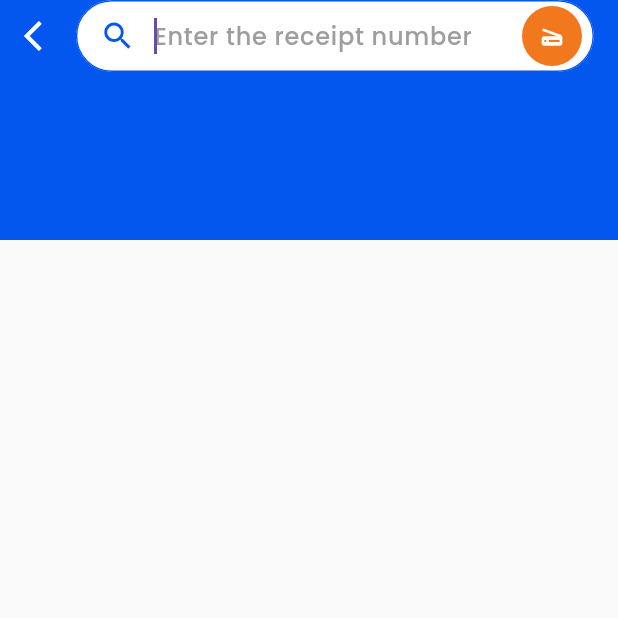
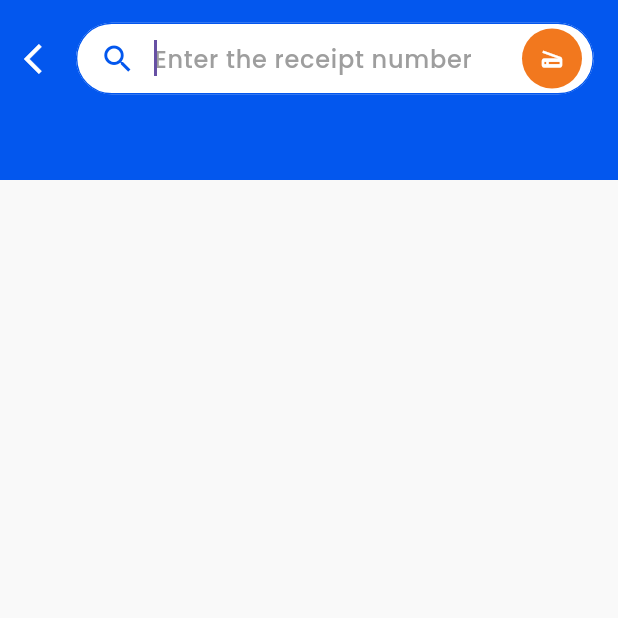
Before and after one commit to hiimax/moniepoint_challenge, a Flutter app: the screen it shows after launch, after a tap on "Enter the receipt number", on a phone screen of 412 x 824 dp, the top half of it. Run offline on Flutter 3.47's test engine with Material 3 defaults, Android fonts, the phone set to English and light mode, and no system bars; our stand-ins replace flutter_staggered_animations, hive; accounts and stored records are empty.

Commit message:
shipment and home screen perfected

```diff
--- a/lib/data/model/shipment_model.dart
+++ b/lib/data/model/shipment_model.dart
@@ -1,12 +1,12 @@
 class ShipmentModel {
   String name;
-  String ID;
+  String id;
   String sendindLocation;
   String deliveryLocation;
 
   ShipmentModel({
     required this.name,
-    required this.ID,
+    required this.id,
     required this.sendindLocation,
     required this.deliveryLocation,
   });
--- a/lib/data/provider/test_provider.dart
+++ b/lib/data/provider/test_provider.dart
@@ -14,67 +14,67 @@ class TestProvider extends ChangeNotifier {
 
   final List<ShipmentModel> _list = [
     ShipmentModel(
-        ID: '#NE3452792H9902',
+        id: '#NE3452792H9902',
         name: ' Mackbook pro M2',
         sendindLocation: 'Barcelona',
         deliveryLocation: 'Paris'),
     ShipmentModel(
-        ID: '#NE3462792H9943',
+        id: '#NE3462792H9943',
         name: ' Mackbook pro M1',
         sendindLocation: 'Nigeria',
         deliveryLocation: 'Barcelona'),
     ShipmentModel(
-        ID: '#NE3472792G9964',
+        id: '#NE3472792G9964',
         name: ' Summer linen jacket',
         sendindLocation: 'UAE',
         deliveryLocation: 'Abuja'),
     ShipmentModel(
-        ID: '#NE3452792Y9902',
+        id: '#NE3452792Y9902',
         name: ' Tapered-fit jeans AW',
         sendindLocation: 'Canada',
         deliveryLocation: 'Lagos'),
     ShipmentModel(
-        ID: '#NE3452792J9902',
+        id: '#NE3452792J9902',
         name: ' Slim fit jeans Aw',
         sendindLocation: 'China',
         deliveryLocation: 'Ghana'),
     ShipmentModel(
-        ID: '#NE3472792M9902',
+        id: '#NE3472792M9902',
         name: ' Office setup desk',
         sendindLocation: 'Singapore',
         deliveryLocation: 'Enugu'),
     ShipmentModel(
-        ID: '#NE3472792S9902',
+        id: '#NE3472792S9902',
         name: ' Mackbook air',
         sendindLocation: 'Israel',
         deliveryLocation: 'Paris'),
     ShipmentModel(
-        ID: '#NE3482792X9902',
+        id: '#NE3482792X9902',
         name: ' Mackbook tablet',
         sendindLocation: 'Dubai',
         deliveryLocation: 'Nigeria'),
     ShipmentModel(
-        ID: '#NE3452792L9902',
+        id: '#NE3452792L9902',
         name: ' Apple watch',
         sendindLocation: 'Russia',
         deliveryLocation: 'Kenya'),
     ShipmentModel(
-        ID: '#NE3492792J9902',
+        id: '#NE3492792J9902',
         name: ' Jordan airforce 1',
         sendindLocation: 'Spain',
         deliveryLocation: 'Germany'),
     ShipmentModel(
-        ID: '#NE3402792S9902',
+        id: '#NE3402792S9902',
         name: ' Slippers',
         sendindLocation: 'America',
         deliveryLocation: 'Paris'),
     ShipmentModel(
-        ID: '#NE3442792D9902',
+        id: '#NE3442792D9902',
         name: ' Gaming chair',
         sendindLocation: 'Texas',
         deliveryLocation: 'China'),
     ShipmentModel(
-        ID: '#NE3432792T9902',
+        id: '#NE3432792T9902',
         name: ' Gaming mouse',
         sendindLocation: 'Silicon valley',
         deliveryLocation: 'Texas'),
@@ -91,7 +91,7 @@ class TestProvider extends ChangeNotifier {
     } else {
       _searchList = _list
           .where((element) =>
-              element.ID.toLowerCase().contains(value.toLowerCase()))
+              element.id.toLowerCase().contains(value.toLowerCase()))
           .toList();
     }
     notifyListeners();
--- a/lib/res/import/import.dart
+++ b/lib/res/import/import.dart
@@ -7,6 +7,7 @@ export 'dart:ui' show ImageFilter;
 export 'package:flutter/foundation.dart';
 export 'package:flutter/material.dart';
 export 'package:flutter/services.dart';
+export 'package:flutter_staggered_animations/flutter_staggered_animations.dart';
 export 'package:hive/hive.dart';
 export 'package:moniepoint_challenge/res/theme/theme.dart';
 export 'package:moniepoint_challenge/view/screens/calculate/calculate.dart';
--- a/lib/view/screens/home/home.dart
+++ b/lib/view/screens/home/home.dart
@@ -55,8 +55,8 @@ class _HomeScreenState extends State<HomeScreen> with TickerProviderStateMixin {
           SlideTransition(
             position: _voffsetAnimation,
             child: Container(
-              height: 200,
-              padding: const EdgeInsets.symmetric(horizontal: 16),
+              height: 170,
+              padding: const EdgeInsets.symmetric(horizontal: 16, vertical: 10),
               color: moniepointPrimaryColor,
               child: SafeArea(
                 child: Column(
@@ -345,13 +345,28 @@ class _HomeScreenState extends State<HomeScreen> with TickerProviderStateMixin {
             padding: const EdgeInsets.symmetric(horizontal: 16.0),
             child: SizedBox(
               height: 180,
-              child: ListView.builder(
-                itemCount: 5,
-                clipBehavior: Clip.none,
-                scrollDirection: Axis.horizontal,
-                itemBuilder: (BuildContext context, int index) {
-                  return const HorizontalCard();
-                },
+              child: AnimationLimiter(
+                child: ListView.builder(
+                  cacheExtent: 1000,
+                  itemCount: 5,
+                  scrollDirection: Axis.horizontal,
+                  itemBuilder: (BuildContext context, int index) {
+                    return AnimationConfiguration.staggeredList(
+                      position: index,
+                      duration: const Duration(milliseconds: 1000),
+                      child: const SlideAnimation(
+                        verticalOffset: 50.0,
+                        child: FadeInAnimation(
+                          child: Padding(
+                            padding: EdgeInsets.symmetric(
+                                horizontal: 0, vertical: 5),
+                            child: HorizontalCard(),
+                          ),
+                        ),
+                      ),
+                    );
+                  },
+                ),
               ),
             ),
           ),
--- a/lib/view/screens/search_screen/search_screen.dart
+++ b/lib/view/screens/search_screen/search_screen.dart
@@ -54,8 +54,8 @@ class _SearchScreenState extends State<SearchScreen>
       body: Column(
         children: [
           Container(
-            height: 160,
-            padding: const EdgeInsets.symmetric(horizontal: 16),
+            height: 120,
+            padding: const EdgeInsets.symmetric(horizontal: 16, vertical: 15),
             color: moniepointPrimaryColor,
             child: SafeArea(
               child: Column(
--- a/lib/view/screens/shipment/shipment.dart
+++ b/lib/view/screens/shipment/shipment.dart
@@ -1,3 +1,9 @@
+import 'package:moniepoint_challenge/view/screens/shipment/widget/cancelled.dart';
+import 'package:moniepoint_challenge/view/screens/shipment/widget/completed.dart';
+import 'package:moniepoint_challenge/view/screens/shipment/widget/in_progress.dart';
+import 'package:moniepoint_challenge/view/screens/shipment/widget/pending.dart';
+import 'package:moniepoint_challenge/view/screens/shipment/widget/widgets.dart';
+
 import '../../../res/import/import.dart';
 
 class ShipmentScreen extends StatefulWidget {
@@ -20,7 +26,7 @@ class _ShipmentScreenState extends State<ShipmentScreen>
   void initState() {
     _tabController = TabController(length: 5, vsync: this);
     _controller = AnimationController(
-      duration: const Duration(milliseconds: 500),
+      duration: const Duration(milliseconds: 800),
       vsync: this,
     );
     _offsetAnimation = Tween<Offset>(
@@ -67,8 +73,8 @@ class _ShipmentScreenState extends State<ShipmentScreen>
       body: Column(
         children: [
           Container(
-            height: 160,
-            padding: const EdgeInsets.symmetric(horizontal: 16),
+            height: 140,
+            padding: const EdgeInsets.symmetric(horizontal: 16, vertical: 10),
             color: moniepointPrimaryColor,
             child: SafeArea(
               child: Column(
@@ -124,7 +130,7 @@ class _ShipmentScreenState extends State<ShipmentScreen>
                                         borderRadius:
                                             BorderRadius.circular(30)),
                                     child: const Text(
-                                      '10',
+                                      '12',
                                       style: TextStyle(
                                           color: moniepointWhite, fontSize: 12),
                                     ),
@@ -144,7 +150,7 @@ class _ShipmentScreenState extends State<ShipmentScreen>
                                         borderRadius:
                                             BorderRadius.circular(30)),
                                     child: const Text(
-                                      '10',
+                                      '6',
                                       style: TextStyle(
                                           color: moniepointWhite, fontSize: 12),
                                     ),
@@ -164,7 +170,7 @@ class _ShipmentScreenState extends State<ShipmentScreen>
                                         borderRadius:
                                             BorderRadius.circular(30)),
                                     child: const Text(
-                                      '10',
+                                      '8',
                                       style: TextStyle(
                                           color: moniepointWhite, fontSize: 12),
                                     ),
@@ -184,7 +190,7 @@ class _ShipmentScreenState extends State<ShipmentScreen>
                                         borderRadius:
                                             BorderRadius.circular(30)),
                                     child: const Text(
-                                      '10',
+                                      '4',
                                       style: TextStyle(
                                           color: moniepointWhite, fontSize: 12),
                                     ),
@@ -204,7 +210,7 @@ class _ShipmentScreenState extends State<ShipmentScreen>
                                         borderRadius:
                                             BorderRadius.circular(30)),
                                     child: const Text(
-                                      '10',
+                                      '5',
                                       style: TextStyle(
                                           color: moniepointWhite, fontSize: 12),
                                     ),
@@ -224,9 +230,7 @@ class _ShipmentScreenState extends State<ShipmentScreen>
           ),
           SlideTransition(
             position: _offsetAnimation,
-            child: Column(
-              children: [
-                Padding(
+            child: Padding(
               padding: const EdgeInsets.symmetric(horizontal: 16.0),
               child: Row(
                 children: [
@@ -241,25 +245,46 @@ class _ShipmentScreenState extends State<ShipmentScreen>
                 ],
               ),
             ),
-                const YMargin(20),
-                Padding(
-                  padding: const EdgeInsets.symmetric(horizontal: 16.0),
-                  child: Container(
-                    // key: HomeScreenKeys.trackingContainer,
-                    decoration: BoxDecoration(
-                        color: moniepointWhite,
-                        borderRadius: BorderRadius.circular(15),
-                        boxShadow: [
-                          BoxShadow(
-                            offset: const Offset(0, 3),
-                            color: moniepointBlack.withOpacity(0.1),
-                            blurRadius: 10,
-                            spreadRadius: 0,
-                          )
-                        ]),
+          ),
+          const YMargin(5),
+          Expanded(
+            child: TabBarView(
+              controller: _tabController,
+              children: [
+                AnimationLimiter(
+                  child: ListView.builder(
+                    cacheExtent: 1000,
+                    itemCount: 12,
+                    itemBuilder: (BuildContext context, int index) {
+                      return AnimationConfiguration.staggeredList(
+                        position: index,
+                        duration: const Duration(milliseconds: 1000),
+                        child: SlideAnimation(
+                          verticalOffset: 50.0,
+                          child: FadeInAnimation(
+                            child: Padding(
+                              padding: const EdgeInsets.symmetric(
+                                  horizontal: 16.0, vertical: 5),
+                              child: ShipmentWidget(
+                                status: index % 2 == 0
+                                    ? ShipmentStatus.inProgress
+                                    : index % 3 == 0
+                                        ? ShipmentStatus.completed
+                                        : index % 4 == 0
+                                            ? ShipmentStatus.pending
+                                            : ShipmentStatus.loading,
                               ),
                             ),
-                const YMargin(20),
+                          ),
+                        ),
+                      );
+                    },
+                  ),
+                ),
+                const Completed(),
+                const InProgress(),
+                const Pending(),
+                const Cancelled()
               ],
             ),
           ),
--- a/lib/view/screens/shipment/widget/widgets.dart
+++ b/lib/view/screens/shipment/widget/widgets.dart
@@ -1,13 +1,12 @@
 import '../../../../res/import/import.dart';
 
-class ShipmentWidget extends StatefulWidget {
-  const ShipmentWidget({super.key});
+class ShipmentWidget extends StatelessWidget {
+  const ShipmentWidget({
+    super.key,
+    required this.status,
+  });
+  final ShipmentStatus status;
 
-  @override
-  State<ShipmentWidget> createState() => _ShipmentWidgetState();
-}
-
-class _ShipmentWidgetState extends State<ShipmentWidget> {
   @override
   Widget build(BuildContext context) {
     return Container(
@@ -23,83 +22,131 @@ class _ShipmentWidgetState extends State<ShipmentWidget> {
                 spreadRadius: 0,
               )
             ]),
-
+        child: Padding(
+          padding: const EdgeInsets.symmetric(horizontal: 16.0, vertical: 15),
           child: Column(
             children: [
+              Row(
+                children: [
                   Container(
-                padding: const EdgeInsets.all(10),
+                    width: 130,
+                    decoration: BoxDecoration(
+                        color: moniepointGrey.withOpacity(0.3),
+                        borderRadius: BorderRadius.circular(15),
+                        boxShadow: [
+                          BoxShadow(
+                            offset: const Offset(0, 3),
+                            color: moniepointBlack.withOpacity(0.1),
+                            blurRadius: 10,
+                            spreadRadius: 0,
+                          )
+                        ]),
+                    child: Padding(
+                      padding: const EdgeInsets.all(2),
                       child: Row(
-                  mainAxisAlignment: MainAxisAlignment.spaceBetween,
+                        mainAxisAlignment: MainAxisAlignment.spaceEvenly,
                         children: [
+                          Icon(
+                              status == ShipmentStatus.inProgress
+                                  ? Icons.cached_outlined
+                                  : status == ShipmentStatus.pending
+                                      ? Icons.pending_outlined
+                                      : status == ShipmentStatus.loading
+                                          ? Icons.sync_outlined
+                                          : Icons.check_circle_outline,
+                              color: status == ShipmentStatus.inProgress
+                                  ? moniepointGreen
+                                  : status == ShipmentStatus.pending
+                                      ? moniepointSecondaryColor
+                                      : status == ShipmentStatus.loading
+                                          ? moniepointPriceColor
+                                          : moniepointPrimaryColor),
                           Text(
-                      'Shipment',
-                      style: TextStyle(
-                        fontSize: 16,
-                        fontWeight: FontWeight.w600,
-                        color: moniepointBlack,
+                            status == ShipmentStatus.inProgress
+                                ? 'in-progress'
+                                : status == ShipmentStatus.pending
+                                    ? 'pending'
+                                    : status == ShipmentStatus.loading
+                                        ? 'loading'
+                                        : 'completed',
+                            style: MoniePointTextStyle.subHeading.copyWith(
+                                color: status == ShipmentStatus.inProgress
+                                    ? moniepointGreen
+                                    : status == ShipmentStatus.pending
+                                        ? moniepointSecondaryColor
+                                        : status == ShipmentStatus.loading
+                                            ? moniepointPriceColor
+                                            : moniepointPrimaryColor),
                           ),
+                        ],
                       ),
-                    Text(
-                      'View All',
-                      style: TextStyle(
-                        fontSize: 14,
-                        fontWeight: FontWeight.w600,
-                        color: moniepointBlue,
                     ),
                   ),
                 ],
               ),
-              ),
-              Container(
-                padding: const EdgeInsets.all(10),
-                child: Row(
-                  mainAxisAlignment: MainAxisAlignment.spaceBetween,
+              YMargin(10),
+              Row(
+                children: [
+                  Column(
+                    crossAxisAlignment: CrossAxisAlignment.start,
                     children: [
                       Text(
-                      'Shipment',
-                      style: TextStyle(
+                        'Arrive today!',
+                        style: MoniePointTextStyle.heading1.copyWith(
+                            fontSize: 20,
+                            fontWeight: FontWeight.w600,
+                            color: moniepointBlack),
+                      ),
+                      YMargin(5),
+                      Text(
+                        'Your delivery,#NE3432792T9902 \n fromAtlanta, is arriving today',
+                        style: MoniePointTextStyle.subHeading.copyWith(
+                            fontSize: 14,
+                            fontWeight: FontWeight.w400,
+                            color: moniepointGrey),
+                      ),
+                      YMargin(5),
+                      Row(
+                        children: [
+                          Text(
+                            '\$6500 USD',
+                            style: MoniePointTextStyle.subHeading.copyWith(
                                 fontSize: 16,
                                 fontWeight: FontWeight.w600,
-                        color: moniepointBlack,
+                                color: moniepointPrimaryColor),
                           ),
+                          XMargin(5),
+                          Icon(
+                            Icons.circle,
+                            size: 12,
+                            color: moniepointGrey,
                           ),
+                          XMargin(5),
                           Text(
-                      'View All',
-                      style: TextStyle(
-                        fontSize: 14,
-                        fontWeight: FontWeight.w600,
-                        color: moniepointBlue,
-                      ),
-                    ),
-                  ],
-                ),
-              ),
-              Container(
-                padding: const EdgeInsets.all(10),
-                child: Row(
-                  mainAxisAlignment: MainAxisAlignment.spaceBetween,
-                  children: [
-                    Text(
-                      'Shipment',
-                      style: TextStyle(
+                            'Sep 20,2023',
+                            style: MoniePointTextStyle.subHeading.copyWith(
                                 fontSize: 16,
                                 fontWeight: FontWeight.w600,
-                        color: moniepointBlack,
-                      ),
-                    ),
-                    Text(
-                      'View All',
-                      style: TextStyle(
-                        fontSize: 14,
-                        fontWeight: FontWeight.w600,
-                        color: moniepointBlue,
-                      ),
-                    ),
-                  ],
-                ),
+                                color: moniepointPrimaryColor),
                           ),
                         ],
                       )
-    );
+                    ],
+                  ),
+                  Spacer(),
+                  SizedBox(
+                      width: 80,
+                      height: 80,
+                      child: Image.asset(
+                        'cardboard_box'.mobilepng,
+                        fit: BoxFit.contain,
+                      ))
+                ],
+              )
+            ],
+          ),
+        ));
   }
 }
+
+enum ShipmentStatus { inProgress, pending, loading, completed }
--- a/lib/view/screens/splash_screen/splash_screen.dart
+++ b/lib/view/screens/splash_screen/splash_screen.dart
@@ -9,18 +9,43 @@ class SplashScreen extends StatefulWidget {
   State<SplashScreen> createState() => _SplashScreenState();
 }
 
-class _SplashScreenState extends State<SplashScreen> {
+class _SplashScreenState extends State<SplashScreen>
+    with TickerProviderStateMixin {
   Timer? timer;
+  late final AnimationController _controller;
+
+  late final Animation<Offset> _offsetAnimation;
+  late final Animation<Offset> _voffsetAnimation;
   @override
   void initState() {
-    super.initState();
+    _controller = AnimationController(
+      duration: const Duration(milliseconds: 1000),
+      vsync: this,
+    );
+    _offsetAnimation = Tween<Offset>(
+      begin: const Offset(0.0, 0.2),
+      end: const Offset(0.0, 0.0),
+    ).animate(CurvedAnimation(
+      parent: _controller,
+      curve: Curves.easeInOut,
+    ));
+    _voffsetAnimation = Tween<Offset>(
+      begin: const Offset(0.3, 0.0),
+      end: const Offset(0.0, 0.0),
+    ).animate(CurvedAnimation(
+      parent: _controller,
+      curve: Curves.easeInOut,
+    ));
+    _controller.forward();
     timer = Timer(const Duration(seconds: 5), () async {
       Navigator.pushReplacementNamed(context, RouteNames.mainScreen);
     });
+    super.initState();
   }
 
   @override
   void dispose() {
+    _controller.dispose();
     timer!.cancel();
     super.dispose();
   }
@@ -35,17 +60,15 @@ class _SplashScreenState extends State<SplashScreen> {
             crossAxisAlignment: CrossAxisAlignment.center,
             mainAxisAlignment: MainAxisAlignment.center,
             children: [
-              FadeInTranslate(
+              SlideTransition(
+                position: _voffsetAnimation,
                 key: SplashScreenKeys.logoKey,
-                direction: FadeInDirection.left,
-                duration: const Duration(seconds: 3),
                 child: Image.asset('logo'.mobilepng),
               ),
               const YMargin(20),
-              FadeInTranslate(
+              SlideTransition(
+                position: _offsetAnimation,
                 key: SplashScreenKeys.splashNameKey,
-                direction: FadeInDirection.right,
-                duration: const Duration(seconds: 3),
                 child: RichText(
                   text: TextSpan(
                     children: [
--- a/pubspec.yaml
+++ b/pubspec.yaml
@@ -19,6 +19,7 @@ dependencies:
   # local DB
   hive: ^2.2.3
   intl: ^0.18.1
+  flutter_staggered_animations: ^1.1.1
 
 
 
```
Also changed, not shown: lib/view/screens/shipment/widget/cancelled.dart (added, +34 -0 lines), lib/view/screens/shipment/widget/completed.dart (added, +34 -0 lines), lib/view/screens/shipment/widget/in_progress.dart (added, +34 -0 lines), lib/view/screens/shipment/widget/pending.dart (added, +34 -0 lines), pubspec.lock, 1 other file. Lines whose indentation alone changed are shown as unchanged.
